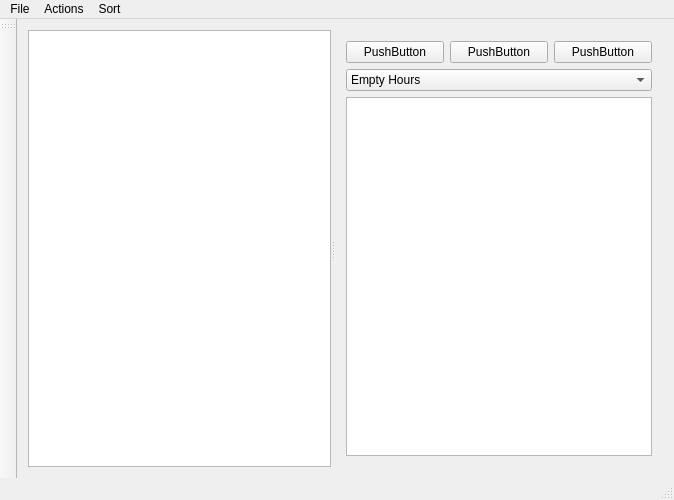
Before: the Qt Designer form mainwindow.ui in kevinhartyanyi/class-scheduler, drawn with Qt 5.
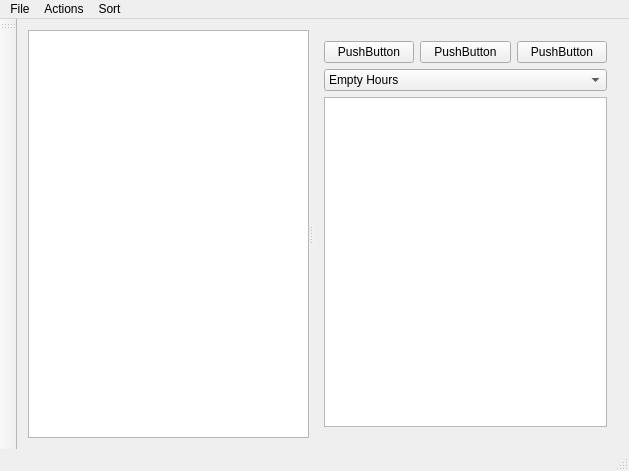
After: the same form once the commit is applied. Custom widgets are drawn as their Qt base class.

The edit to the form file:
```diff
--- a/mainwindow.ui
+++ b/mainwindow.ui
@@ -6,8 +6,8 @@
    <rect>
     <x>0</x>
     <y>0</y>
-    <width>674</width>
-    <height>500</height>
+    <width>629</width>
+    <height>471</height>
    </rect>
   </property>
   <property name="windowTitle">
@@ -111,8 +111,8 @@
     <rect>
      <x>0</x>
      <y>0</y>
-     <width>674</width>
-     <height>28</height>
+     <width>629</width>
+     <height>34</height>
     </rect>
    </property>
    <widget class="QMenu" name="menuFile">
```
Left out of the diff: 2 changed lines with no effect on the pictures.
